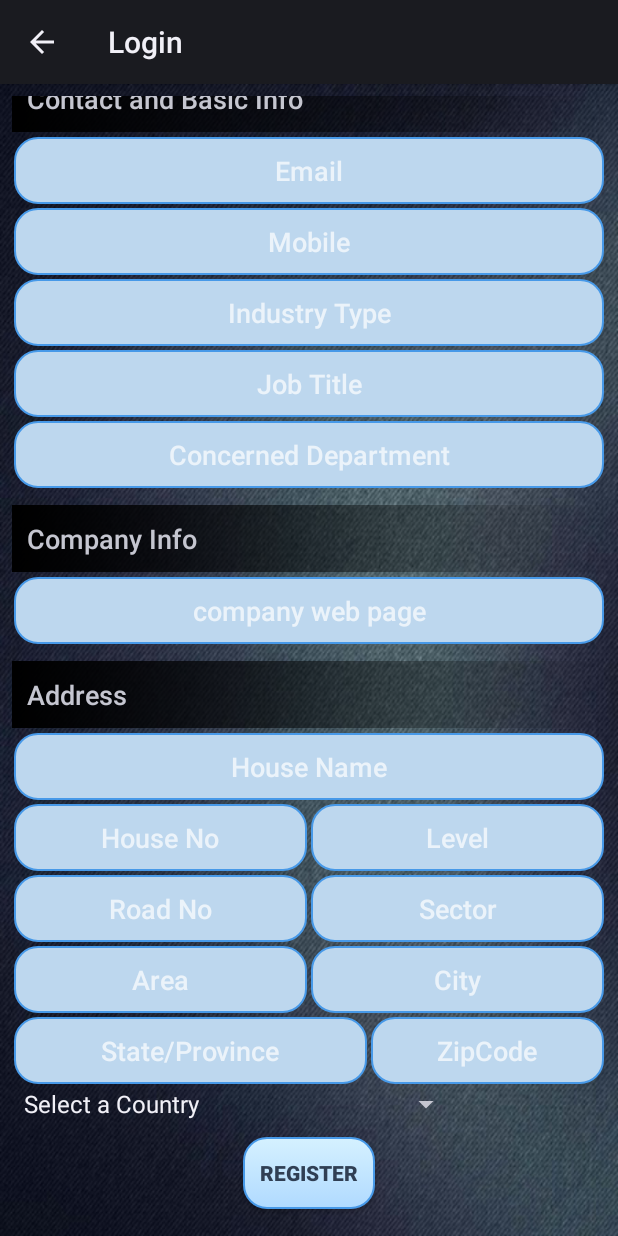
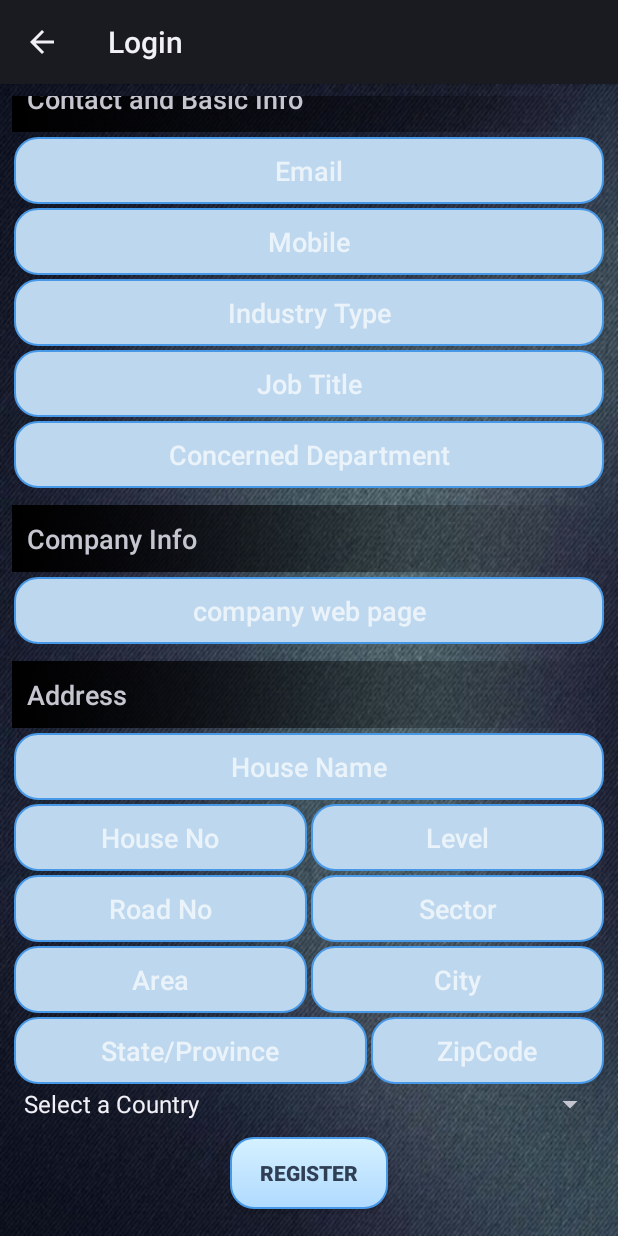
Before and after one commit to ratulSharker/DenimExpert, an Android app: the RegisrtationActivity screen opened directly, with no data from a screen before it, scrolled down 206 dp, on a phone screen of 412 x 824 dp. Run offline under Robolectric (Android 15) with nearby library versions, the phone set to English and light mode, and no system bars.

Commit message:
some minor gui related changes 1. Main menu list item is reduced 2. registration form's country selection is made match_parent 3. Register button is left & right padding is increased.

```diff
--- a/app/src/main/java/com/denimexpertexpo/denimexpo/Activities/SplashScreenActivity.java
+++ b/app/src/main/java/com/denimexpertexpo/denimexpo/Activities/SplashScreenActivity.java
@@ -16,7 +16,7 @@ import com.denimexpertexpo.denimexpo.StaticStyling.CustomStyling;
  */
 public class SplashScreenActivity extends Activity {
 
-    private static final int AUTO_HIDE_DELAY_MILLIS = 3000;
+    private static final int AUTO_HIDE_DELAY_MILLIS = 1500;
 
     @Override
     protected void onCreate(Bundle savedInstanceState) {
--- a/app/src/main/res/layout/fragment_registration_form.xml
+++ b/app/src/main/res/layout/fragment_registration_form.xml
@@ -32,7 +32,7 @@
             android:background="@drawable/signup_login_edit_text_style"
             android:gravity="center_horizontal"
             android:hint="First Name"
-            android:padding="@dimen/registration_register_button_padding" />
+            android:padding="@dimen/registration_register_button_padding_top_bottom" />
 
         <EditText
             android:id="@+id/editText3"
@@ -42,7 +42,7 @@
             android:background="@drawable/signup_login_edit_text_style"
             android:gravity="center_horizontal"
             android:hint="Last Name"
-            android:padding="@dimen/registration_register_button_padding" />
+            android:padding="@dimen/registration_register_button_padding_top_bottom" />
 
         <!-- TITLE 02 -->
         <TextView
@@ -63,7 +63,7 @@
             android:background="@drawable/signup_login_edit_text_style"
             android:gravity="center_horizontal"
             android:hint="Email"
-            android:padding="@dimen/registration_register_button_padding" />
+            android:padding="@dimen/registration_register_button_padding_top_bottom" />
 
         <EditText
             android:id="@+id/editText5"
@@ -73,7 +73,7 @@
             android:background="@drawable/signup_login_edit_text_style"
             android:gravity="center_horizontal"
             android:hint="Mobile"
-            android:padding="@dimen/registration_register_button_padding" />
+            android:padding="@dimen/registration_register_button_padding_top_bottom" />
 
         <EditText
             android:id="@+id/editText6"
@@ -83,7 +83,7 @@
             android:background="@drawable/signup_login_edit_text_style"
             android:gravity="center_horizontal"
             android:hint="Industry Type"
-            android:padding="@dimen/registration_register_button_padding" />
+            android:padding="@dimen/registration_register_button_padding_top_bottom" />
 
         <EditText
             android:id="@+id/editText7"
@@ -93,7 +93,7 @@
             android:background="@drawable/signup_login_edit_text_style"
             android:gravity="center_horizontal"
             android:hint="Job Title"
-            android:padding="@dimen/registration_register_button_padding" />
+            android:padding="@dimen/registration_register_button_padding_top_bottom" />
 
         <EditText
             android:id="@+id/editText8"
@@ -103,7 +103,7 @@
             android:background="@drawable/signup_login_edit_text_style"
             android:gravity="center_horizontal"
             android:hint="Concerned Department"
-            android:padding="@dimen/registration_register_button_padding" />
+            android:padding="@dimen/registration_register_button_padding_top_bottom" />
 
         <!-- TITLE 03 -->
         <TextView
@@ -125,7 +125,7 @@
             android:background="@drawable/signup_login_edit_text_style"
             android:gravity="center_horizontal"
             android:hint="company web page"
-            android:padding="@dimen/registration_register_button_padding" />
+            android:padding="@dimen/registration_register_button_padding_top_bottom" />
 
         <!-- TITLE 04 -->
         <TextView
@@ -146,7 +146,7 @@
             android:background="@drawable/signup_login_edit_text_style"
             android:gravity="center_horizontal"
             android:hint="House Name"
-            android:padding="@dimen/registration_register_button_padding" />
+            android:padding="@dimen/registration_register_button_padding_top_bottom" />
 
         <LinearLayout
             android:layout_width="match_parent"
@@ -163,7 +163,7 @@
                 android:background="@drawable/signup_login_edit_text_style"
                 android:gravity="center_horizontal"
                 android:hint="House No"
-                android:padding="@dimen/registration_register_button_padding" />
+                android:padding="@dimen/registration_register_button_padding_top_bottom" />
 
             <EditText
                 android:id="@+id/editText12"
@@ -174,7 +174,7 @@
                 android:background="@drawable/signup_login_edit_text_style"
                 android:gravity="center_horizontal"
                 android:hint="Level"
-                android:padding="@dimen/registration_register_button_padding" />
+                android:padding="@dimen/registration_register_button_padding_top_bottom" />
 
         </LinearLayout>
 
@@ -193,7 +193,7 @@
                 android:background="@drawable/signup_login_edit_text_style"
                 android:gravity="center_horizontal"
                 android:hint="Road No"
-                android:padding="@dimen/registration_register_button_padding" />
+                android:padding="@dimen/registration_register_button_padding_top_bottom" />
 
             <EditText
                 android:id="@+id/editText14"
@@ -204,7 +204,7 @@
                 android:background="@drawable/signup_login_edit_text_style"
                 android:gravity="center_horizontal"
                 android:hint="Sector"
-                android:padding="@dimen/registration_register_button_padding" />
+                android:padding="@dimen/registration_register_button_padding_top_bottom" />
 
         </LinearLayout>
 
@@ -224,7 +224,7 @@
                 android:background="@drawable/signup_login_edit_text_style"
                 android:gravity="center_horizontal"
                 android:hint="Area"
-                android:padding="@dimen/registration_register_button_padding" />
+                android:padding="@dimen/registration_register_button_padding_top_bottom" />
 
             <EditText
                 android:id="@+id/editText16"
@@ -235,7 +235,7 @@
                 android:background="@drawable/signup_login_edit_text_style"
                 android:gravity="center_horizontal"
                 android:hint="City"
-                android:padding="@dimen/registration_register_button_padding" />
+                android:padding="@dimen/registration_register_button_padding_top_bottom" />
 
         </LinearLayout>
 
@@ -254,7 +254,7 @@
                 android:background="@drawable/signup_login_edit_text_style"
                 android:gravity="center_horizontal"
                 android:hint="State/Province"
-                android:padding="@dimen/registration_register_button_padding" />
+                android:padding="@dimen/registration_register_button_padding_top_bottom" />
 
             <EditText
                 android:id="@+id/editText18"
@@ -265,14 +265,14 @@
                 android:background="@drawable/signup_login_edit_text_style"
                 android:gravity="center_horizontal"
                 android:hint="ZipCode"
-                android:padding="@dimen/registration_register_button_padding" />
+                android:padding="@dimen/registration_register_button_padding_top_bottom" />
 
         </LinearLayout>
 
 
         <Spinner
             android:id="@+id/register_country_spinner"
-            android:layout_width="wrap_content"
+            android:layout_width="match_parent"
             android:layout_height="wrap_content" />
 
         <Button
@@ -282,7 +282,15 @@
             android:layout_gravity="center"
             android:layout_margin="@dimen/registration_register_button_margin"
             android:background="@drawable/button_login_signup_selector"
-            android:padding="@dimen/registration_register_button_padding"
+
+            android:paddingTop="@dimen/registration_register_button_padding_top_bottom"
+            android:paddingBottom="@dimen/registration_register_button_padding_top_bottom"
+
+            android:paddingLeft="@dimen/registration_register_button_padding_left_right"
+            android:paddingRight="@dimen/registration_register_button_padding_left_right"
+
+
+
             android:text="Register"
             android:textColor="#303f54"
             android:textStyle="bold" />
--- a/app/src/main/res/values-hdpi/dimens.xml
+++ b/app/src/main/res/values-hdpi/dimens.xml
@@ -16,7 +16,8 @@
 
 
     <!-- Register page dimension -->
-    <dimen name="registration_register_button_padding">10dp</dimen>
+    <dimen name="registration_register_button_padding_top_bottom">10dp</dimen>
+    <dimen name="registration_register_button_padding_left_right">20dp</dimen>
     <dimen name="registration_register_button_margin">10dp</dimen>
     <dimen name="registration_edittext_padding">5dp</dimen>
     <dimen name="registration_edittext_margin">1dp</dimen>
--- a/app/src/main/res/values/main_menu_items.xml
+++ b/app/src/main/res/values/main_menu_items.xml
@@ -1,7 +1,6 @@
 <?xml version="1.0" encoding="utf-8"?>
 <resources>
     <string-array name="menu_titles">
-        <item> </item>
         <item> </item>
         <item> </item>
         <item> </item>
```
Also changed, not shown: app/src/main/res/values-ldpi/dimens.xml (+0 -39 lines), app/src/main/res/values-mdpi/dimens.xml (+0 -40 lines).
